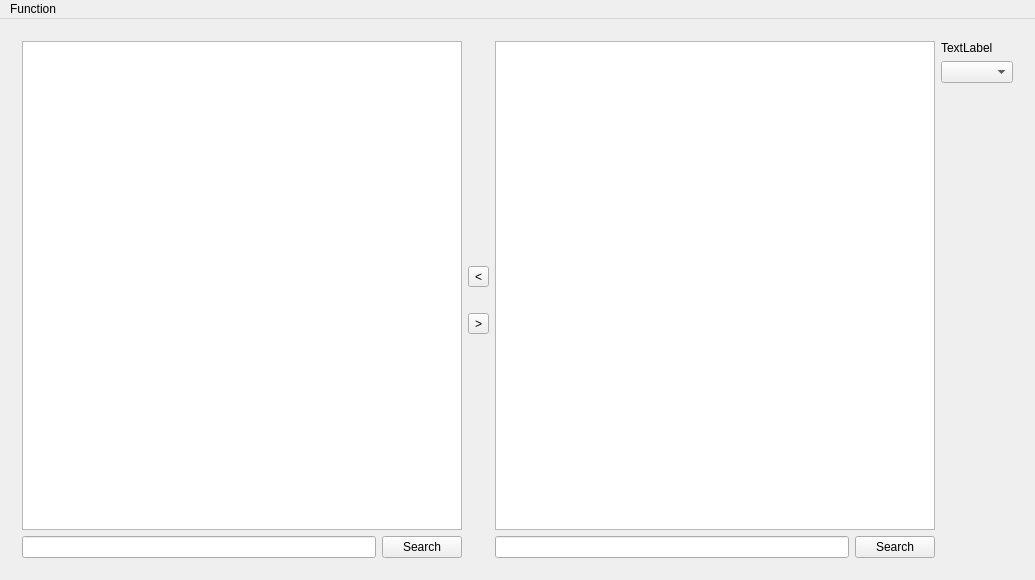
Qt form Menters-and-Mentees-Matching-Program/mainwindow.ui (shuanglengyunji/Menters-and-Mentees-Matching-Program) before a commit.
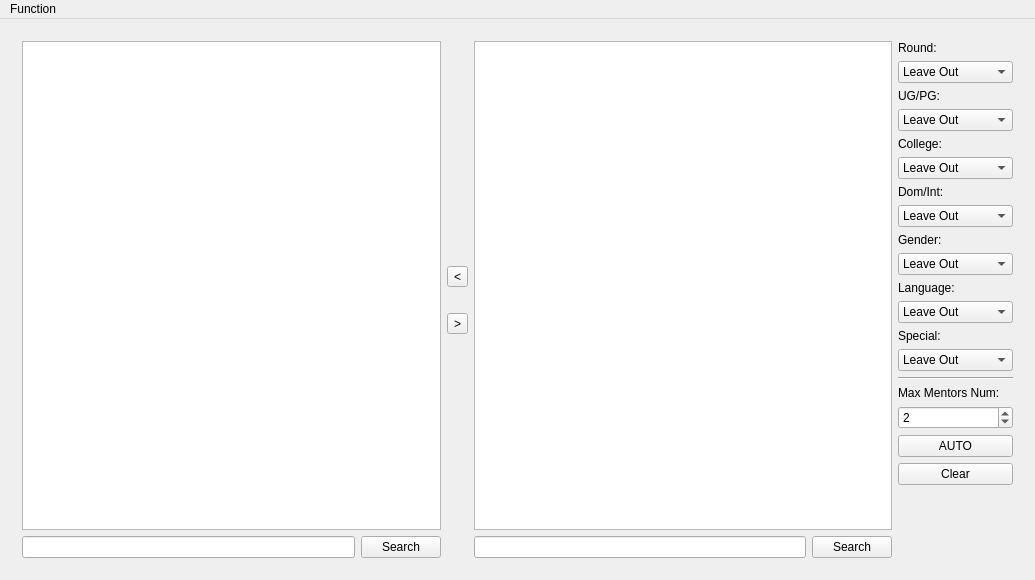
The same form after that commit. Icons and pictures are not drawn.

Commit message: 1. re-arrange group id. 2. auto mentor grouping interface

```diff
--- a/Menters-and-Mentees-Matching-Program/mainwindow.ui
+++ b/Menters-and-Mentees-Matching-Program/mainwindow.ui
@@ -498,15 +498,93 @@
           </item>
           <item row="0" column="5">
            <layout class="QGridLayout" name="gridLayout_mentor_control">
-            <item row="0" column="0">
-             <widget class="QLabel" name="label">
+            <item row="11" column="0">
+             <widget class="QComboBox" name="comboBox_mentor_gender">
+              <item>
+               <property name="text">
+                <string>Leave Out</string>
+               </property>
+              </item>
+              <item>
+               <property name="text">
+                <string>Must Be Same</string>
+               </property>
+              </item>
+              <item>
+               <property name="text">
+                <string>Hight Priority</string>
+               </property>
+              </item>
+              <item>
+               <property name="text">
+                <string>Medium Priority</string>
+               </property>
+              </item>
+              <item>
+               <property name="text">
+                <string>Low Priority</string>
+               </property>
+              </item>
+             </widget>
+            </item>
+            <item row="18" column="0">
+             <widget class="QSpinBox" name="spinBox_mentors_num">
+              <property name="minimum">
+               <number>1</number>
+              </property>
+              <property name="maximum">
+               <number>5</number>
+              </property>
+              <property name="value">
+               <number>2</number>
+              </property>
+             </widget>
+            </item>
+            <item row="7" column="0">
+             <widget class="QComboBox" name="comboBox_mentor_college">
+              <item>
+               <property name="text">
+                <string>Leave Out</string>
+               </property>
+              </item>
+              <item>
+               <property name="text">
+                <string>Must Be Same</string>
+               </property>
+              </item>
+              <item>
+               <property name="text">
+                <string>High Priority</string>
+               </property>
+              </item>
+              <item>
+               <property name="text">
+                <string>Medium Priority</string>
+               </property>
+              </item>
+              <item>
+               <property name="text">
+                <string>Low Priority</string>
+               </property>
+              </item>
+             </widget>
+            </item>
+            <item row="14" column="0">
+             <widget class="QLabel" name="label_mentor_special">
               <property name="text">
-               <string>TextLabel</string>
+               <string>Special:</string>
               </property>
              </widget>
             </item>
-            <item row="2" column="0">
-             <spacer name="verticalSpacer_mentor_control">
+            <item row="6" column="0">
+             <widget class="QLabel" name="label_mentor_college">
+              <property name="text">
+               <string>College:</string>
+              </property>
+             </widget>
+            </item>
+            <item row="21" column="0">
+             <spacer name="verticalSpacer_mentor_group">
               <property name="orientation">
                <enum>Qt::Vertical</enum>
               </property>
@@ -518,8 +596,203 @@
               </property>
              </spacer>
             </item>
-            <item row="1" column="0">
-             <widget class="QComboBox" name="comboBox"/>
+            <item row="8" column="0">
+             <widget class="QLabel" name="label_mentor_type">
+              <property name="text">
+               <string>Dom/Int:</string>
+              </property>
+             </widget>
+            </item>
+            <item row="12" column="0">
+             <widget class="QLabel" name="label_mentor_language">
+              <property name="text">
+               <string>Language:</string>
+              </property>
+             </widget>
+            </item>
+            <item row="5" column="0">
+             <widget class="QComboBox" name="comboBox_mentor_academic_level">
+              <item>
+               <property name="text">
+                <string>Leave Out</string>
+               </property>
+              </item>
+              <item>
+               <property name="text">
+                <string>Must Be Same</string>
+               </property>
+              </item>
+              <item>
+               <property name="text">
+                <string>High Priority</string>
+               </property>
+              </item>
+              <item>
+               <property name="text">
+                <string>Medium Priority</string>
+               </property>
+              </item>
+              <item>
+               <property name="text">
+                <string>Low Priority</string>
+               </property>
+              </item>
+             </widget>
+            </item>
+            <item row="17" column="0">
+             <widget class="QLabel" name="label_mentor_max_num">
+              <property name="text">
+               <string>Max Mentors Num:</string>
+              </property>
+             </widget>
+            </item>
+            <item row="10" column="0">
+             <widget class="QLabel" name="label_mentor_gender">
+              <property name="text">
+               <string>Gender:</string>
+              </property>
+             </widget>
+            </item>
+            <item row="13" column="0">
+             <widget class="QComboBox" name="comboBox_mentor_language">
+              <item>
+               <property name="text">
+                <string>Leave Out</string>
+               </property>
+              </item>
+              <item>
+               <property name="text">
+                <string>High Priority</string>
+               </property>
+              </item>
+              <item>
+               <property name="text">
+                <string>Medium Priority</string>
+               </property>
+              </item>
+              <item>
+               <property name="text">
+                <string>Low Priority</string>
+               </property>
+              </item>
+             </widget>
+            </item>
+            <item row="19" column="0">
+             <widget class="QPushButton" name="pushButton_mentor_auto">
+              <property name="text">
+               <string>AUTO</string>
+              </property>
+             </widget>
+            </item>
+            <item row="15" column="0">
+             <widget class="QComboBox" name="comboBox_mentor_special">
+              <item>
+               <property name="text">
+                <string>Leave Out</string>
+               </property>
+              </item>
+              <item>
+               <property name="text">
+                <string>High Priority</string>
+               </property>
+              </item>
+              <item>
+               <property name="text">
+                <string>Medium Priority</string>
+               </property>
+              </item>
+              <item>
+               <property name="text">
+                <string>Low Priority</string>
+               </property>
+              </item>
+             </widget>
+            </item>
+            <item row="4" column="0">
+             <widget class="QLabel" name="label_mentor_academic_level">
+              <property name="text">
+               <string>UG/PG:</string>
+              </property>
+             </widget>
+            </item>
+            <item row="9" column="0">
+             <widget class="QComboBox" name="comboBox_mentor_type">
+              <item>
+               <property name="text">
+                <string>Leave Out</string>
+               </property>
+              </item>
+              <item>
+               <property name="text">
+                <string>Must Be Same</string>
+               </property>
+              </item>
+              <item>
+               <property name="text">
+                <string>High Priority</string>
+               </property>
+              </item>
+              <item>
+               <property name="text">
+                <string>Medium Priority</string>
+               </property>
+              </item>
+              <item>
+               <property name="text">
+                <string>Low Priority</string>
+               </property>
+              </item>
+             </widget>
+            </item>
+            <item row="16" column="0">
+             <widget class="Line" name="line_mentor_group">
+              <property name="orientation">
+               <enum>Qt::Horizontal</enum>
+              </property>
+             </widget>
+            </item>
+            <item row="3" column="0">
+             <widget class="QComboBox" name="comboBox_mentor_round">
+              <item>
+               <property name="text">
+                <string>Leave Out</string>
+               </property>
+              </item>
+              <item>
+               <property name="text">
+                <string>Must Be Same</string>
+               </property>
+              </item>
+              <item>
+               <property name="text">
+                <string>High Priority</string>
+               </property>
+              </item>
+              <item>
+               <property name="text">
+                <string>Medium Priority</string>
+               </property>
+              </item>
+              <item>
+               <property name="text">
+                <string>Low Priority</string>
+               </property>
+              </item>
+             </widget>
+            </item>
+            <item row="2" column="0">
+             <widget class="QLabel" name="label_mentor_round">
+              <property name="text">
+               <string>Round:</string>
+              </property>
+             </widget>
+            </item>
+            <item row="20" column="0">
+             <widget class="QPushButton" name="pushButton_mentor_clear">
+              <property name="text">
+               <string>Clear</string>
+              </property>
+             </widget>
             </item>
            </layout>
           </item>
```
The commit also changes 7 other files.
